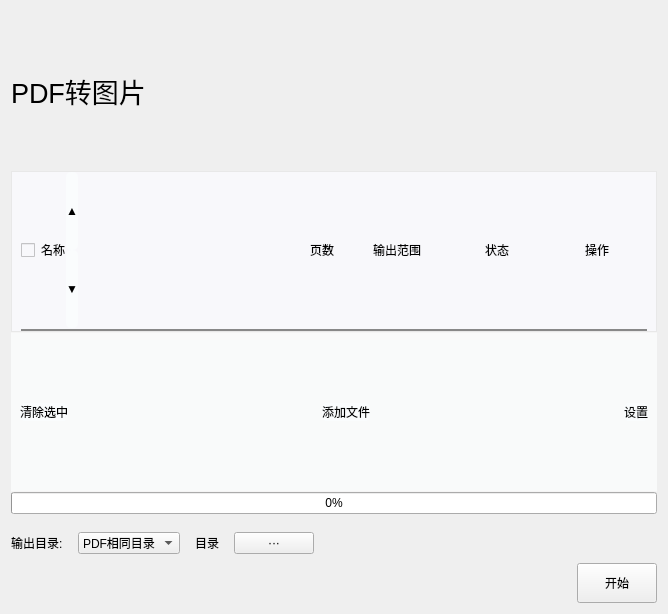
Old version of the form app/ui/doc_convert/pdf2image/pdf2image_ui.ui in the repository LC044/EasyBox.
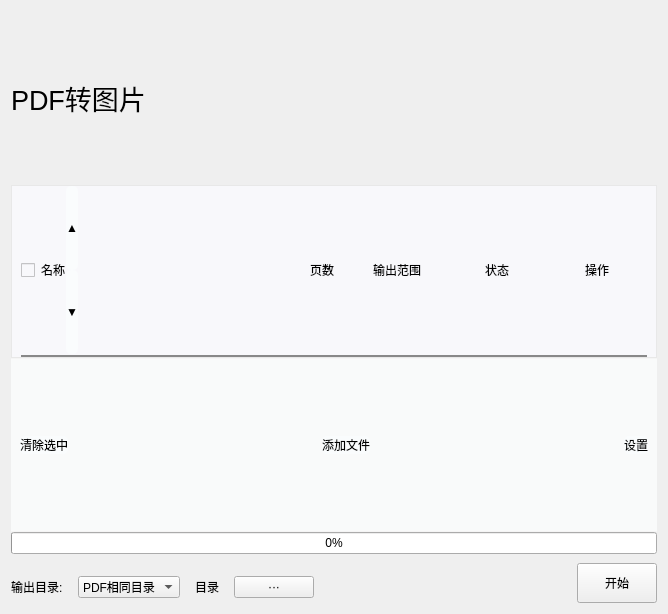
New version of the form.

Patch:
```diff
--- a/app/ui/doc_convert/pdf2image/pdf2image_ui.ui
+++ b/app/ui/doc_convert/pdf2image/pdf2image_ui.ui
@@ -531,26 +531,6 @@
        </property>
       </spacer>
      </item>
-    </layout>
-   </item>
-   <item>
-    <layout class="QHBoxLayout" name="horizontalLayout">
-     <property name="topMargin">
-      <number>9</number>
-     </property>
-     <item>
-      <spacer name="horizontalSpacer">
-       <property name="orientation">
-        <enum>Qt::Horizontal</enum>
-       </property>
-       <property name="sizeHint" stdset="0">
-        <size>
-         <width>40</width>
-         <height>20</height>
-        </size>
-       </property>
-      </spacer>
-     </item>
      <item>
       <widget class="QPushButton" name="btn_start">
        <property name="minimumSize">
```
